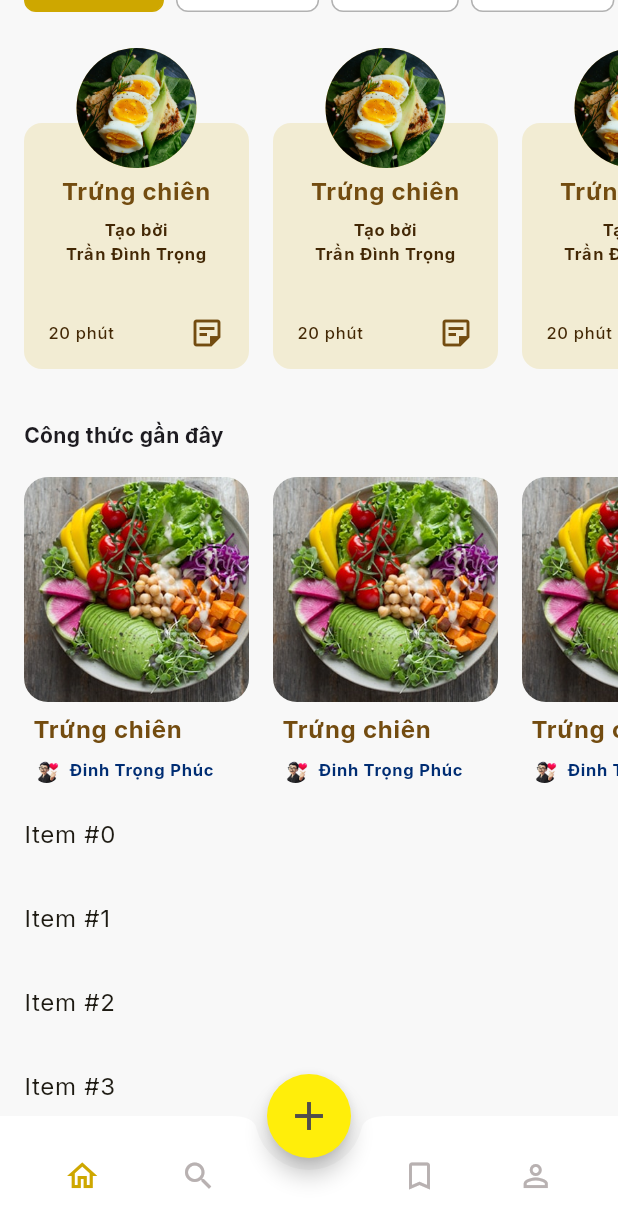
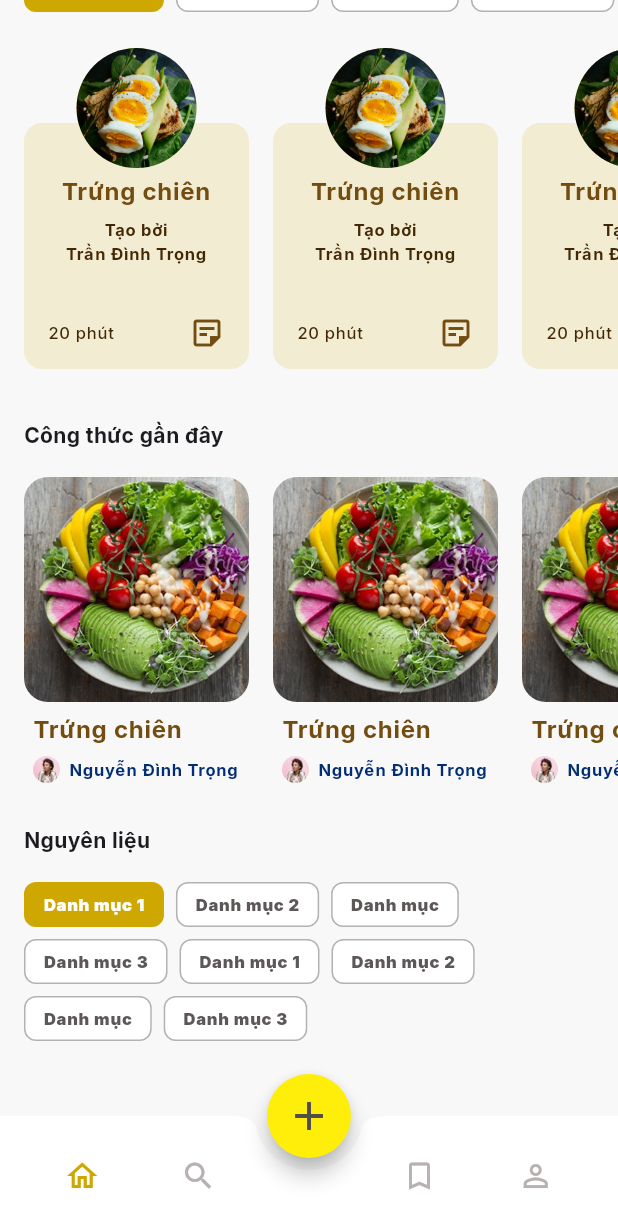
Before and after one commit to danhdelrey/recipe_app, a Flutter app: the HomePage screen opened by its route, scrolled down 449 dp, on a phone screen of 412 x 824 dp. Shown: the top 1229 px of the screen. Run offline on Flutter 3.47's test engine with Material 3 defaults, Android fonts, the phone set to English and light mode, and no system bars; our stand-ins replace get_it, go_router, google_fonts, injectable, ionicons.

Commit message:
Add ingredient section and enhance category selector
Introduces a new ingredient section to the home page and updates the CategorySelector widget to support custom categories and a wrap layout. Also updates avatar image and user name in the home page.

```diff
--- a/lib/presentation/features/home/pages/home_page.dart
+++ b/lib/presentation/features/home/pages/home_page.dart
@@ -29,12 +29,9 @@ class HomePage extends StatelessWidget {
             SliverToBoxAdapter(child: _buildCategorySection(context)),
             SliverToBoxAdapter(child: SizedBox(height: 16)),
             SliverToBoxAdapter(child: _buildRecentRecipeSection(context)),
-            SliverList(
-              delegate: SliverChildBuilderDelegate(
-                (context, index) => ListTile(title: Text('Item #$index')),
-                childCount: 50,
-              ),
-            ),
+            SliverToBoxAdapter(child: SizedBox(height: 16)),
+            SliverToBoxAdapter(child: _buildIngredientSection(context)),
+            SliverToBoxAdapter(child: SizedBox(height: 50)),
           ],
         ),
       ),
@@ -162,6 +159,37 @@ class HomePage extends StatelessWidget {
               }),
             ),
           ),
+        ),
+      ],
+    );
+  }
+
+  Column _buildIngredientSection(BuildContext context) {
+    return Column(
+      crossAxisAlignment: CrossAxisAlignment.start,
+      children: [
+        Padding(
+          padding: const EdgeInsets.symmetric(vertical: 6.0, horizontal: 16.0),
+          child: Text(
+            'Nguyên liệu',
+            style: Theme.of(
+              context,
+            ).textTheme.bodyMedium?.copyWith(fontWeight: FontWeight.bold),
+          ),
+        ),
+        SizedBox(height: 12),
+        CategorySelector(
+          wrapContent: true,
+          categories: [
+            "Danh mục 1",
+            "Danh mục 2",
+            "Danh mục",
+            "Danh mục 3",
+            "Danh mục 1",
+            "Danh mục 2",
+            "Danh mục",
+            "Danh mục 3",
+          ],
         ),
       ],
     );
@@ -406,12 +434,12 @@ class HomePage extends StatelessWidget {
                 children: [
                   CircleAvatar(
                     radius: 9,
-                    backgroundImage: AssetImage('assets/images/avatar.png'),
+                    backgroundImage: AssetImage('assets/images/avt2.png'),
                     backgroundColor: NeutralColors.shade50,
                   ),
                   const SizedBox(width: 6),
                   Text(
-                    'Đinh Trọng Phúc',
+                    'Nguyễn Đình Trọng',
                     style: Theme.of(context).textTheme.labelSmall?.copyWith(
                       color: SecondaryColors.shade950,
                       fontWeight: FontWeight.bold,
--- a/lib/presentation/features/home/widgets/category_selector.dart
+++ b/lib/presentation/features/home/widgets/category_selector.dart
@@ -2,7 +2,18 @@ import 'package:flutter/material.dart';
 import 'package:recipe_app/core/theme/app_colors.dart';
 
 class CategorySelector extends StatefulWidget {
-  const CategorySelector({super.key});
+  const CategorySelector({
+    super.key,
+    this.wrapContent = false,
+    this.categories = const [
+      "Danh mục 1",
+      "Danh mục 2",
+      "Danh mục",
+      "Danh mục 3",
+    ],
+  });
+  final bool wrapContent;
+  final List<String> categories;
 
   @override
   State<CategorySelector> createState() => _CategorySelectorState();
@@ -11,33 +22,44 @@ class CategorySelector extends StatefulWidget {
 class _CategorySelectorState extends State<CategorySelector> {
   int selectedIndex = 0;
 
-  final List<String> categories = [
-    "Danh mục 1",
-    "Danh mục 2",
-    "Danh mục",
-    "Danh mục 3",
-  ];
-
   @override
   Widget build(BuildContext context) {
-    return SingleChildScrollView(
+    return widget.wrapContent
+        ? Padding(
+            padding: const EdgeInsets.symmetric(horizontal: 16.0),
+            child: Wrap(
+              spacing: 8,
+              runSpacing: 8,
+              children: List.generate(widget.categories.length, (index) {
+                final isSelected = index == selectedIndex;
+                return _buildChoiceChip(index, isSelected, context);
+              }),
+            ),
+          )
+        : SingleChildScrollView(
             scrollDirection: Axis.horizontal,
             child: Padding(
               padding: const EdgeInsets.symmetric(horizontal: 16.0),
               child: Row(
-          children: List.generate(categories.length, (index) {
+                children: List.generate(widget.categories.length, (index) {
                   final isSelected = index == selectedIndex;
                   return Padding(
                     padding: const EdgeInsets.only(right: 8),
-              child: GestureDetector(
+                    child: _buildChoiceChip(index, isSelected, context),
+                  );
+                }),
+              ),
+            ),
+          );
+  }
+
+  Widget _buildChoiceChip(int index, bool isSelected, BuildContext context) {
+    return GestureDetector(
       onTap: () {
         setState(() => selectedIndex = index);
       },
       child: Container(
-                  padding: const EdgeInsets.symmetric(
-                    horizontal: 12,
-                    vertical: 6,
-                  ),
+        padding: const EdgeInsets.symmetric(horizontal: 12, vertical: 6),
         decoration: BoxDecoration(
           color: isSelected
               ? Theme.of(context).colorScheme.primary
@@ -51,18 +73,13 @@ class _CategorySelectorState extends State<CategorySelector> {
           ),
         ),
         child: Text(
-                    categories[index],
+          widget.categories[index],
           style: Theme.of(context).textTheme.labelSmall?.copyWith(
             color: isSelected ? Colors.white : NeutralColors.shade800,
             fontWeight: FontWeight.w900,
           ),
         ),
       ),
-              ),
-            );
-          }),
-        ),
-      ),
     );
   }
 }
```
Also changed, not shown: assets/images/avt2.png (added). Lines whose indentation alone changed are shown as unchanged.
